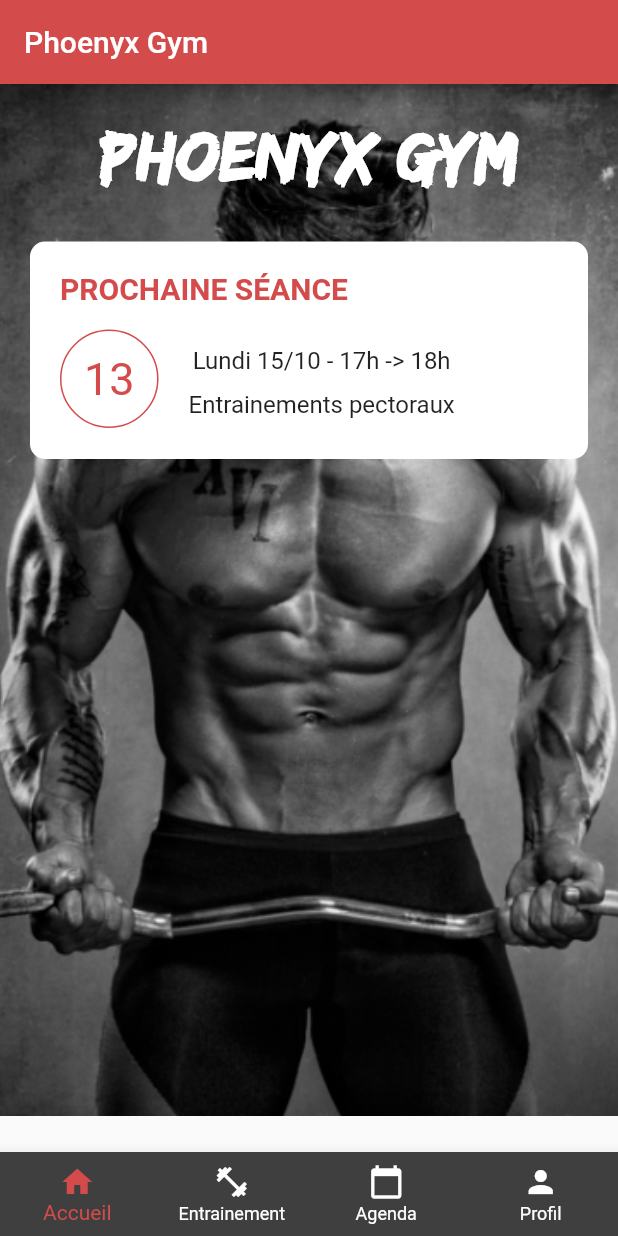
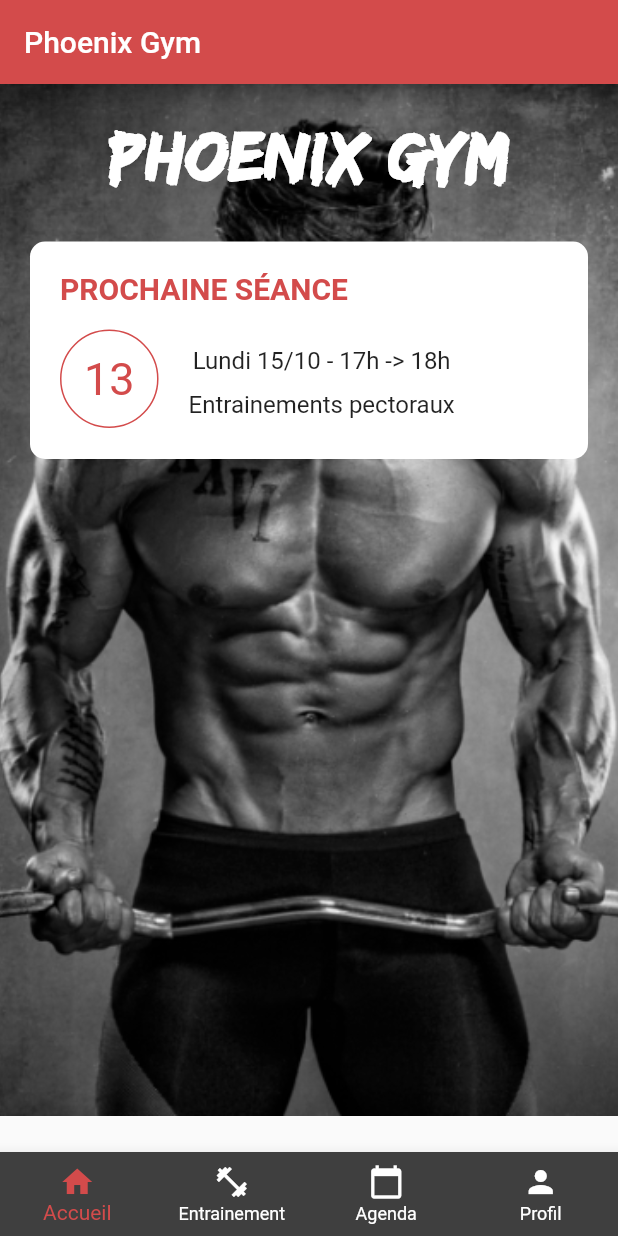
Before and after one commit to MarvinLem/phoenyx_gym, a Flutter app: the screen it shows after launch, on a phone screen of 412 x 824 dp. Run offline on Flutter 3.47's test engine with Material 2 defaults, Android fonts, the phone set to English and light mode, and no system bars.

```diff
--- a/lib/beginFeedback.dart
+++ b/lib/beginFeedback.dart
@@ -10,7 +10,7 @@ class BeginFeedback extends StatelessWidget {
   Widget build(BuildContext context) {
     return Scaffold(
         appBar: AppBar(
-        title: Text('Phoenyx Gym'),
+        title: Text('Phoenix Gym'),
     ),
     body: ListView(children: [
       Row(
--- a/lib/beginTraining.dart
+++ b/lib/beginTraining.dart
@@ -10,7 +10,7 @@ class BeginTraining extends StatelessWidget {
   Widget build(BuildContext context) {
     return Scaffold(
         appBar: AppBar(
-        title: Text('Phoenyx Gym'),
+        title: Text('Phoenix Gym'),
     ),
     body: ListView(children: [
       Row(
--- a/lib/createExercice.dart
+++ b/lib/createExercice.dart
@@ -10,7 +10,7 @@ class CreateExercice extends StatelessWidget {
   Widget build(BuildContext context) {
     return Scaffold(
         appBar: AppBar(
-        title: Text('Phoenyx Gym'),
+        title: Text('Phoenix Gym'),
     ),
     body: ListView(children: [
       Row(children: [
--- a/lib/createTraining.dart
+++ b/lib/createTraining.dart
@@ -35,7 +35,7 @@ class CreateTrainingState extends State<CreateTraining> {
   Widget build(BuildContext context) {
     return Scaffold(
         appBar: AppBar(
-          title: Text('Phoenyx Gym'),
+          title: Text('Phoenix Gym'),
         ),
         body: ListView(children: [
       Row(children: [
--- a/lib/editAgenda.dart
+++ b/lib/editAgenda.dart
@@ -28,7 +28,7 @@ class EditAgendaState extends State<EditAgenda> {
   Widget build(BuildContext context) {
     return Scaffold(
     appBar: AppBar(
-      title: Text('Phoenyx Gym'),
+      title: Text('Phoenix Gym'),
     ),
     body: ListView(children: [
       Row(children: [
--- a/lib/editExercice.dart
+++ b/lib/editExercice.dart
@@ -9,7 +9,7 @@ class EditExercice extends StatelessWidget {
   Widget build(BuildContext context) {
     return Scaffold(
         appBar: AppBar(
-        title: Text('Phoenyx Gym'),
+        title: Text('Phoenix Gym'),
     ),
     body: ListView(children: [
       Row(children: [
--- a/lib/editProfil.dart
+++ b/lib/editProfil.dart
@@ -25,7 +25,7 @@ class EditProfilState extends State<EditProfil> {
   Widget build(BuildContext context) {
     return Scaffold(
         appBar: AppBar(
-          title: Text('Phoenyx Gym'),
+          title: Text('Phoenix Gym'),
         ),
         body: ListView(children: [
       Row(
--- a/lib/editTraining.dart
+++ b/lib/editTraining.dart
@@ -11,7 +11,7 @@ class EditTraining extends StatelessWidget {
   Widget build(BuildContext context) {
     return Scaffold(
         appBar: AppBar(
-        title: Text('Phoenyx Gym'),
+        title: Text('Phoenix Gym'),
     ),
     body: ListView(children: [
       Row(children: [
--- a/lib/endFeedback.dart
+++ b/lib/endFeedback.dart
@@ -10,7 +10,7 @@ class EndFeedback extends StatelessWidget {
   Widget build(BuildContext context) {
     return Scaffold(
         appBar: AppBar(
-        title: Text('Phoenyx Gym'),
+        title: Text('Phoenix Gym'),
     ),
     body: ListView(children: [
       Row(
--- a/lib/exercice.dart
+++ b/lib/exercice.dart
@@ -9,7 +9,7 @@ class Exercice extends StatelessWidget {
   Widget build(BuildContext context) {
       return Scaffold(
           appBar: AppBar(
-          title: Text('Phoenyx Gym'),
+          title: Text('Phoenix Gym'),
       ),
       body: ListView(children: [
       Row(children: [
--- a/lib/getAgenda.dart
+++ b/lib/getAgenda.dart
@@ -9,7 +9,7 @@ class GetAgenda extends StatelessWidget {
   Widget build(BuildContext context) {
     return Scaffold(
         appBar: AppBar(
-          title: Text('Phoenyx Gym'),
+          title: Text('Phoenix Gym'),
         ),
         body: ListView(children: [
       Row(children: [
--- a/lib/getTraining.dart
+++ b/lib/getTraining.dart
@@ -11,7 +11,7 @@ class GetTraining extends StatelessWidget {
   Widget build(BuildContext context) {
     return Scaffold(
         appBar: AppBar(
-        title: Text('Phoenyx Gym'),
+        title: Text('Phoenix Gym'),
     ),
     body: ListView(children: [
       Row(children: [
--- a/lib/home.dart
+++ b/lib/home.dart
@@ -11,7 +11,7 @@ class Home extends StatelessWidget {
       Container(
         child: Column(children: [
           Container(
-            child: new Text("Phoenyx Gym".toUpperCase(),
+            child: new Text("Phoenix Gym".toUpperCase(),
                 style: TextStyle(
                     fontFamily: 'Edo',
                     fontSize: 48,
--- a/lib/main.dart
+++ b/lib/main.dart
@@ -55,7 +55,7 @@ class HomeScreenState extends State<HomeScreen> {
   @override
   Widget build(BuildContext context) {
     return new Scaffold(
-      appBar: AppBar(title: Text("Phoenyx Gym")),
+      appBar: AppBar(title: Text("Phoenix Gym")),
       body: onItemTapped(selectedIndex),
       bottomNavigationBar: Bottom(onItemTapped: onItemTapped, selectedIndex: selectedIndex),
     );
```
Also changed, not shown: 6 other files.
